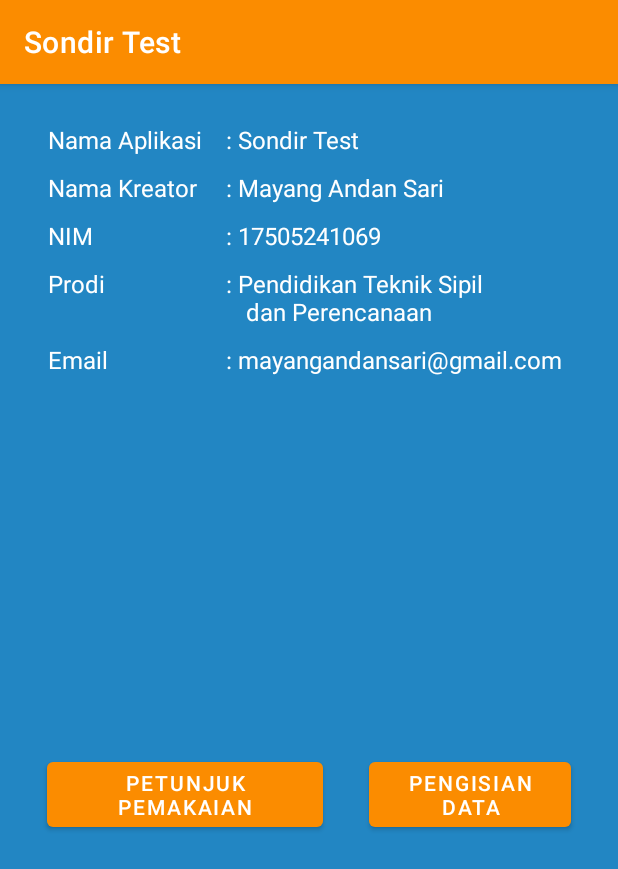
After one commit to ravihabibillah/sipil_app, an Android app: the DescriptionActivity screen opened directly, with no data from a screen before it, on a phone screen of 412 x 824 dp. The commit adds this screen. Shown: the top 869 px of the screen. Run offline under Robolectric (Android 15) with nearby library versions, the phone set to English and light mode, and no system bars.

Commit message:
membuat activity description

```diff
--- a/sipil_app-develop/app/src/main/AndroidManifest.xml
+++ b/sipil_app-develop/app/src/main/AndroidManifest.xml
@@ -12,9 +12,12 @@
         android:supportsRtl="true"
         android:theme="@style/Theme.SipilApp">
         <activity
+            android:name=".DescriptionActivity"
+            android:exported="false" />
+        <activity
             android:name=".SplashScreenActivity"
-            android:theme="@style/Theme.AppCompat.NoActionBar"
-            android:exported="true">
+            android:exported="true"
+            android:theme="@style/Theme.AppCompat.NoActionBar">
             <intent-filter>
                 <action android:name="android.intent.action.MAIN" />
 
@@ -28,11 +31,9 @@
             android:name=".DataReportActivity"
             android:exported="false" />
         <activity
-            android:windowSoftInputMode="adjustNothing|stateHidden"
             android:name=".MainActivity"
-            android:exported="false">
-
-        </activity>
+            android:exported="false"
+            android:windowSoftInputMode="adjustNothing|stateHidden"></activity>
     </application>
 
 </manifest>
--- /dev/null
+++ b/sipil_app-develop/app/src/main/java/com/example/sipilapp/DescriptionActivity.kt
@@ -0,0 +1,11 @@
+package com.example.sipilapp
+
+import androidx.appcompat.app.AppCompatActivity
+import android.os.Bundle
+
+class DescriptionActivity : AppCompatActivity() {
+    override fun onCreate(savedInstanceState: Bundle?) {
+        super.onCreate(savedInstanceState)
+        setContentView(R.layout.activity_description)
+    }
+}
--- /dev/null
+++ b/sipil_app-develop/app/src/main/res/layout/activity_description.xml
@@ -0,0 +1,116 @@
+<?xml version="1.0" encoding="utf-8"?>
+<androidx.constraintlayout.widget.ConstraintLayout xmlns:android="http://schemas.android.com/apk/res/android"
+    xmlns:app="http://schemas.android.com/apk/res-auto"
+    xmlns:tools="http://schemas.android.com/tools"
+    android:layout_width="match_parent"
+    android:layout_height="match_parent"
+    android:background="@color/blue_700"
+    android:orientation="vertical"
+    android:padding="16dp"
+    tools:context=".DescriptionActivity">
+
+
+
+    <TextView
+        android:id="@+id/label_app_name"
+        style="@style/DescriptionTextStyle"
+        android:layout_marginLeft="16dp"
+        android:text="Nama Aplikasi"
+        app:layout_constraintLeft_toLeftOf="parent"
+        app:layout_constraintTop_toTopOf="parent" />
+
+    <TextView
+        android:id="@+id/description_app_name"
+        style="@style/DescriptionTextStyle"
+        android:layout_marginLeft="16dp"
+        android:text=": Sondir Test"
+        app:layout_constraintLeft_toRightOf="@id/label_app_name"
+        app:layout_constraintTop_toTopOf="parent" />
+
+    <TextView
+        android:id="@+id/label_creator_name"
+        style="@style/DescriptionTextStyle"
+        android:text="Nama Kreator"
+        app:layout_constraintLeft_toLeftOf="parent"
+        app:layout_constraintStart_toStartOf="@+id/label_app_name"
+        app:layout_constraintTop_toBottomOf="@id/label_app_name" />
+
+    <TextView
+        android:id="@+id/description_creator_name"
+        style="@style/DescriptionTextStyle"
+        android:text=": Mayang Andan Sari"
+        app:layout_constraintStart_toStartOf="@+id/description_app_name"
+        app:layout_constraintTop_toBottomOf="@id/description_app_name" />
+
+    <TextView
+        android:id="@+id/label_creator_nim"
+        style="@style/DescriptionTextStyle"
+        android:text="NIM"
+        app:layout_constraintLeft_toLeftOf="parent"
+        app:layout_constraintStart_toStartOf="@+id/label_creator_name"
+        app:layout_constraintTop_toBottomOf="@id/label_creator_name" />
+
+    <TextView
+        android:id="@+id/description_creator_nim"
+        style="@style/DescriptionTextStyle"
+        android:text=": 17505241069"
+        app:layout_constraintStart_toStartOf="@id/description_creator_name"
+        app:layout_constraintTop_toBottomOf="@id/description_creator_name" />
+
+    <TextView
+        android:id="@+id/label_creator_prodi"
+        style="@style/DescriptionTextStyle"
+        android:text="Prodi"
+        app:layout_constraintLeft_toLeftOf="parent"
+        app:layout_constraintStart_toStartOf="@+id/label_creator_nim"
+        app:layout_constraintTop_toBottomOf="@id/label_creator_nim" />
+
+    <TextView
+        android:id="@+id/description_creator_prodi"
+        style="@style/DescriptionTextStyle"
+        android:text=": Pendidikan Teknik Sipil \n\tdan Perencanaan"
+        android:maxLines="2"
+        app:layout_constraintStart_toStartOf="@id/description_creator_nim"
+        app:layout_constraintTop_toBottomOf="@id/description_creator_nim" />
+
+    <TextView
+        android:id="@+id/label_creator_email"
+        style="@style/DescriptionTextStyle"
+        android:text="\nEmail"
+        app:layout_constraintLeft_toLeftOf="parent"
+        app:layout_constraintStart_toStartOf="@+id/label_creator_prodi"
+        app:layout_constraintTop_toBottomOf="@id/label_creator_prodi" />
+
+    <TextView
+        android:id="@+id/description_creator_email"
+        style="@style/DescriptionTextStyle"
+        android:text=": mayangandansari@gmail.com"
+        app:layout_constraintStart_toStartOf="@id/description_creator_prodi"
+        app:layout_constraintTop_toBottomOf="@id/description_creator_prodi" />
+
+    <LinearLayout
+        android:layout_width="match_parent"
+        android:layout_height="wrap_content"
+        app:layout_constraintBottom_toBottomOf="parent"
+        app:layout_constraintEnd_toEndOf="parent"
+        app:layout_constraintStart_toStartOf="parent"
+        app:layout_constraintTop_toBottomOf="@+id/label_creator_email">
+
+        <Button
+            android:layout_width="wrap_content"
+            android:layout_height="wrap_content"
+            android:layout_marginHorizontal="15dp"
+            android:layout_weight="1"
+            android:text="Petunjuk Pemakaian" />
+
+        <Button
+            android:layout_width="wrap_content"
+            android:layout_height="wrap_content"
+            android:layout_marginHorizontal="15dp"
+            android:layout_weight="1"
+            android:text="Pengisian Data" />
+
+    </LinearLayout>
+
+
+</androidx.constraintlayout.widget.ConstraintLayout>
--- a/sipil_app-develop/app/src/main/res/values/themes.xml
+++ b/sipil_app-develop/app/src/main/res/values/themes.xml
@@ -26,4 +26,16 @@
         <item name="android:textStyle">bold</item>
         <item name="android:fontFamily">@font/inter_regular</item>
     </style>
+
+    <style name="DescriptionTextStyle">
+        <item name="android:layout_width">wrap_content</item>
+        <item name="android:layout_height">wrap_content</item>
+        <item name="android:layout_marginTop">10dp</item>
+        <item name="android:textSize">16sp</item>
+        <item name="android:textColor">@color/white</item>
+    </style>
+
+    <style name="Button.Blue" parent="ThemeOverlay.AppCompat">
+        <item name="android:background">@color/blue_200</item>
+    </style>
 </resources>
```
